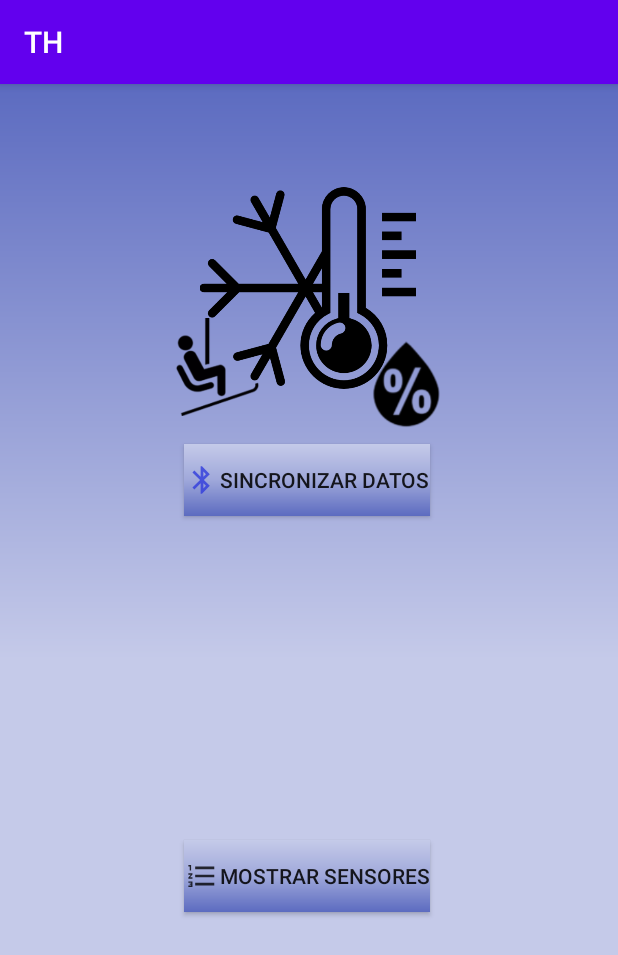
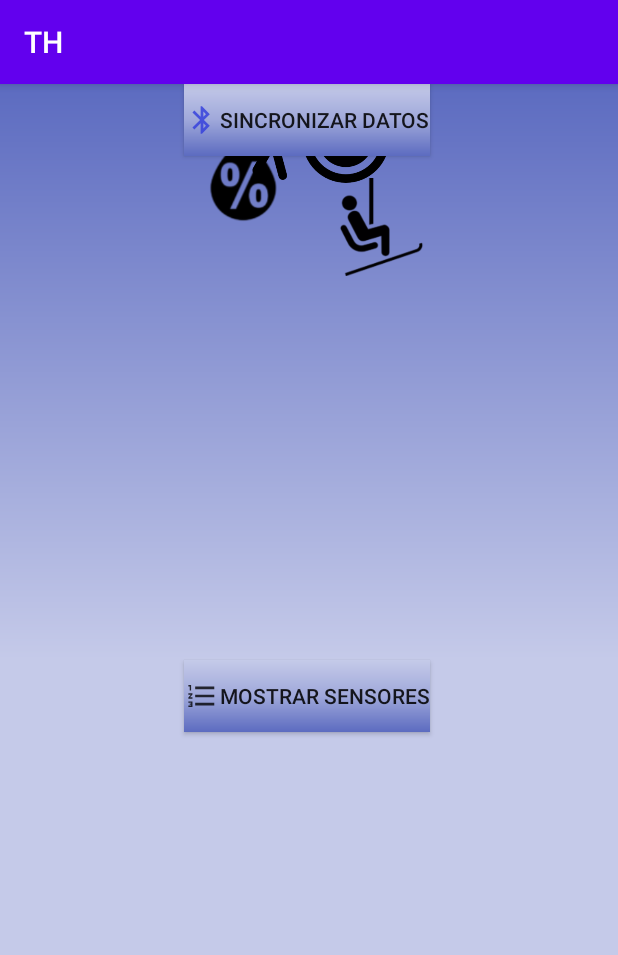
Before and after one commit to Anagigi/TH, an Android app: the Inicio screen opened directly, with no data from a screen before it, on a phone screen of 412 x 824 dp. Shown: the top 955 px of the screen. Run offline under Robolectric (Android 15) with nearby library versions, the phone set to English and light mode, and no system bars.

Commit message:
Se agrega un constraint para agrupar imagenes

```diff
--- a/app/src/main/res/layout/activity_inicio.xml
+++ b/app/src/main/res/layout/activity_inicio.xml
@@ -51,6 +51,16 @@
         app:layout_constraintTop_toBottomOf="@+id/IdSincronizar" />
 
 
+
+
+    <androidx.constraintlayout.widget.ConstraintLayout
+        android:layout_width="wrap_content"
+        android:layout_height="wrap_content"
+        app:layout_constraintBottom_toTopOf="@+id/IdSincronizar"
+        app:layout_constraintEnd_toEndOf="parent"
+        app:layout_constraintStart_toStartOf="parent"
+        app:layout_constraintTop_toTopOf="parent"
+        android:padding="16dp">
         <ImageView
             android:id="@+id/imgHumedad"
             android:layout_width="106dp"
@@ -68,12 +78,11 @@
             android:layout_width="163dp"
             android:layout_height="144dp"
             android:layout_marginTop="64dp"
+            android:contentDescription="@string/componente_2_logo"
             app:layout_constraintEnd_toEndOf="parent"
-        app:layout_constraintHorizontal_bias="0.495"
             app:layout_constraintStart_toStartOf="parent"
             app:layout_constraintTop_toTopOf="parent"
-        app:srcCompat="@drawable/temperature"
-        android:contentDescription="@string/componente_2_logo"/>
+            app:srcCompat="@drawable/temperature" />
 
         <ImageView
             android:id="@+id/imgtelesilla"
@@ -81,10 +90,13 @@
             android:layout_height="65dp"
             android:layout_marginStart="104dp"
             android:layout_marginLeft="104dp"
-        android:layout_marginTop="156dp"
+            android:layout_marginTop="200dp"
+            android:layout_marginBottom="10dp"
+            android:contentDescription="@string/componente_3_logo"
+            app:layout_constraintBottom_toBottomOf="parent"
             app:layout_constraintStart_toStartOf="parent"
             app:layout_constraintTop_toTopOf="parent"
-        app:srcCompat="@drawable/telesilla"
-        android:contentDescription="@string/componente_3_logo"/>
+            app:srcCompat="@drawable/telesilla" />
+    </androidx.constraintlayout.widget.ConstraintLayout>
 
 </androidx.constraintlayout.widget.ConstraintLayout>
```
Lines whose indentation alone changed are shown as unchanged.
